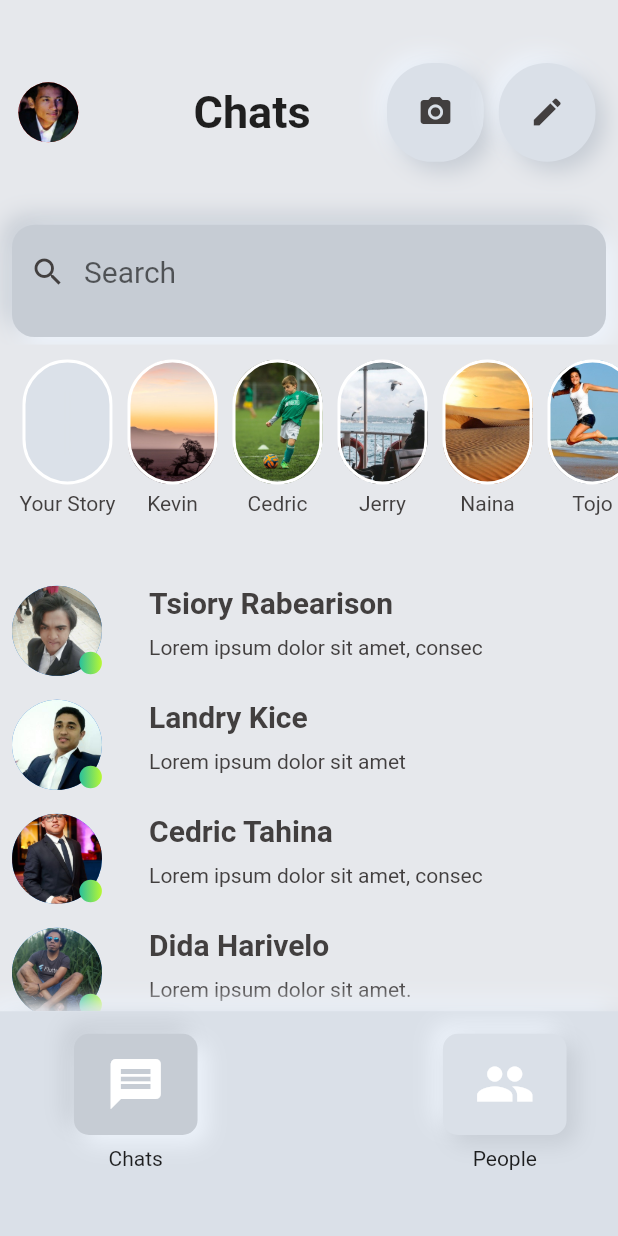
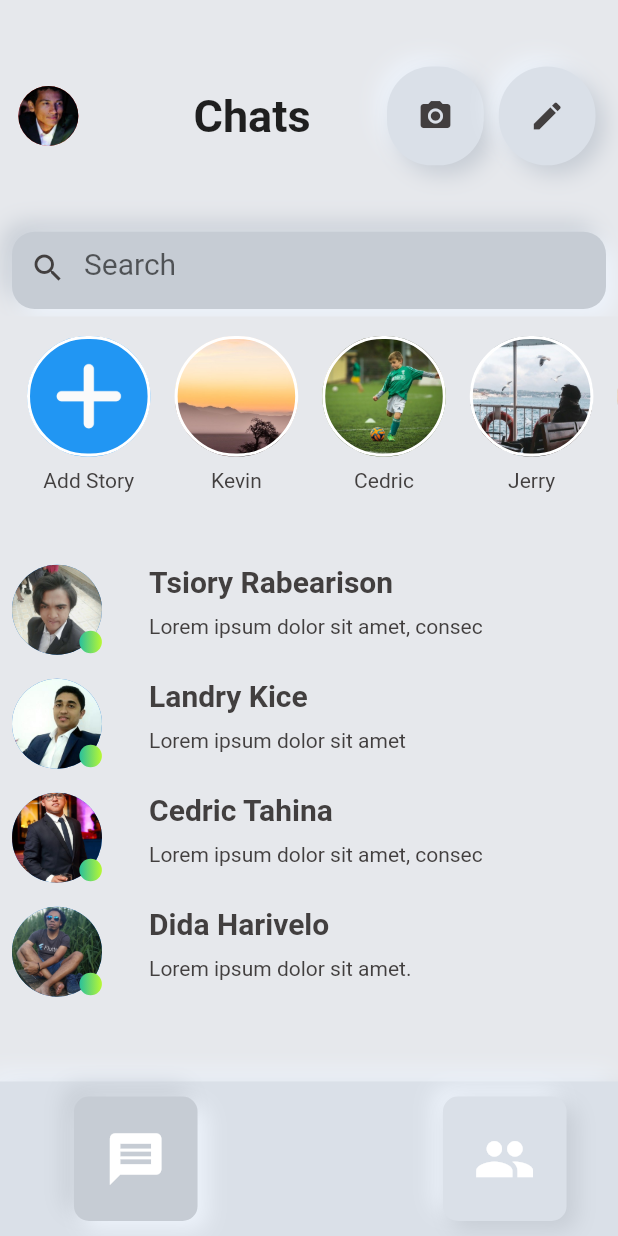
Before and after one commit to babakoto/messenger_Neumorphism, a Flutter app: the screen it shows after launch, on a phone screen of 412 x 824 dp. Run offline on Flutter 3.47's test engine with Material 2 defaults, Android fonts, the phone set to English and light mode, and no system bars; drawn by our look-alikes of clay_containers; our stand-ins replace google_fonts.

Commit message:
responsive level 2

```diff
--- a/lib/main.dart
+++ b/lib/main.dart
@@ -51,7 +51,7 @@ class _HomeState extends State<Home> {
           child: Column(
             children: <Widget>[
               Expanded(
-                flex: 2,
+                flex: 3,
                 child: Container(
                   color: background,
                   child: Row(
@@ -99,6 +99,7 @@ class _HomeState extends State<Home> {
                   ),
                 ),
               ),
+              //------- Search ---------------------//
               Expanded(
                 flex: 1,
                 child: Padding(
@@ -121,7 +122,7 @@ class _HomeState extends State<Home> {
                             ),
                             border: InputBorder.none,
                             contentPadding:
-                                EdgeInsets.symmetric(vertical:20, horizontal: 20)),
+                                EdgeInsets.symmetric(vertical:10, horizontal: 20)),
                       ),
                     ),
                     color: primary,
@@ -131,7 +132,7 @@ class _HomeState extends State<Home> {
                 ),
               ),
               Expanded(
-                flex: 2,
+                flex: 3,
                 child: Padding(
                   padding: const EdgeInsets.only(top: 5.0),
                   child: Container(
@@ -143,7 +144,7 @@ class _HomeState extends State<Home> {
                       children: <Widget>[
                         Story(
                           photo: ADD,
-                          label: "Your Story",
+                          label: "Add Story",
                         ),
                         Story(
                           photo: STORY1,
@@ -171,7 +172,7 @@ class _HomeState extends State<Home> {
                 ),
               ),
               Expanded(
-                flex: 4,
+                flex: 7,
                 child: Padding(
                   padding: const EdgeInsets.only(top: 8.0),
                   child: Container(
--- a/lib/widgets/Navigation.dart
+++ b/lib/widgets/Navigation.dart
@@ -29,11 +29,11 @@ class _NavigationState extends State<Navigation> {
     return InkWell(
       onTap: widget.onTap,
       child: Padding(
-        padding: const EdgeInsets.only(top:15.0,left: 15),
+        padding: const EdgeInsets.only(top:10.0,left: 15,bottom: 10),
         child: Column(
           children: <Widget>[
             Expanded(
-              flex: 2,
+              flex: 3,
               child: ClayContainer(
                 emboss: widget.selected,
                 color: primary,
@@ -43,17 +43,10 @@ class _NavigationState extends State<Navigation> {
                 child: Icon(
                   widget.icon,
                   color: Colors.white,
-                  size: 40,
+                  size: width*0.1,
                 ),
               ),
             ),
-            Expanded(
-              flex: 2,
-              child: Padding(
-                padding: const EdgeInsets.all(8.0),
-                child: Text(widget.label),
-              ),
-            )
             //Icon(Icons.email,color: Colors.white,size: 40,)
           ],
         ),
--- a/lib/widgets/story.dart
+++ b/lib/widgets/story.dart
@@ -17,19 +17,20 @@ class Story extends StatefulWidget {
 class _StoryState extends State<Story> {
   @override
   Widget build(BuildContext context) {
+    double width = MediaQuery.of(context).size.width;
+    double height =MediaQuery.of(context).size.height;
     return Column(
       children: <Widget>[
         Expanded(
           flex: 2,
           child: Padding(
-            padding: const EdgeInsets.all(5.0),
+            padding: const EdgeInsets.all(8),
             child: Container(
-              width: 60,
-              height: 60,
+              width: width*0.2,
+              height: width*0.2,
               decoration: BoxDecoration(
-                  borderRadius: BorderRadius.circular(30),
-                  border:
-                  Border.all(color: Colors.white, width: 2),
+                  borderRadius: BorderRadius.circular(50),
+                  border: Border.all(color: Colors.white, width: 2),
                   image: DecorationImage(
                       image: AssetImage(widget.photo),
                       fit: BoxFit.cover)),
```
Also changed, not shown: images/plus.png.
